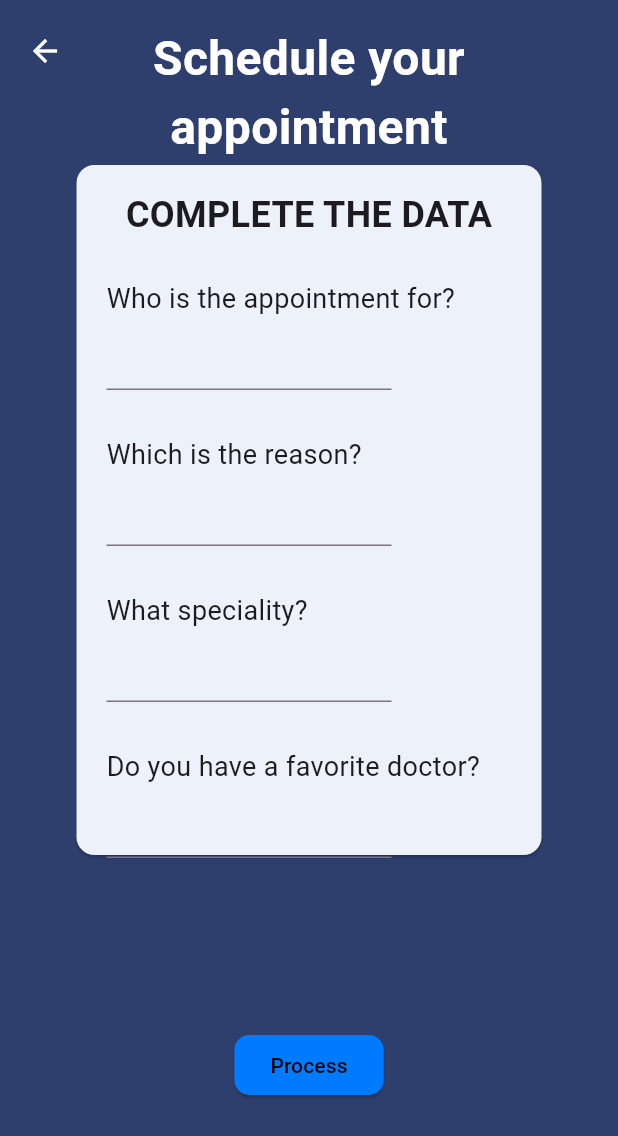
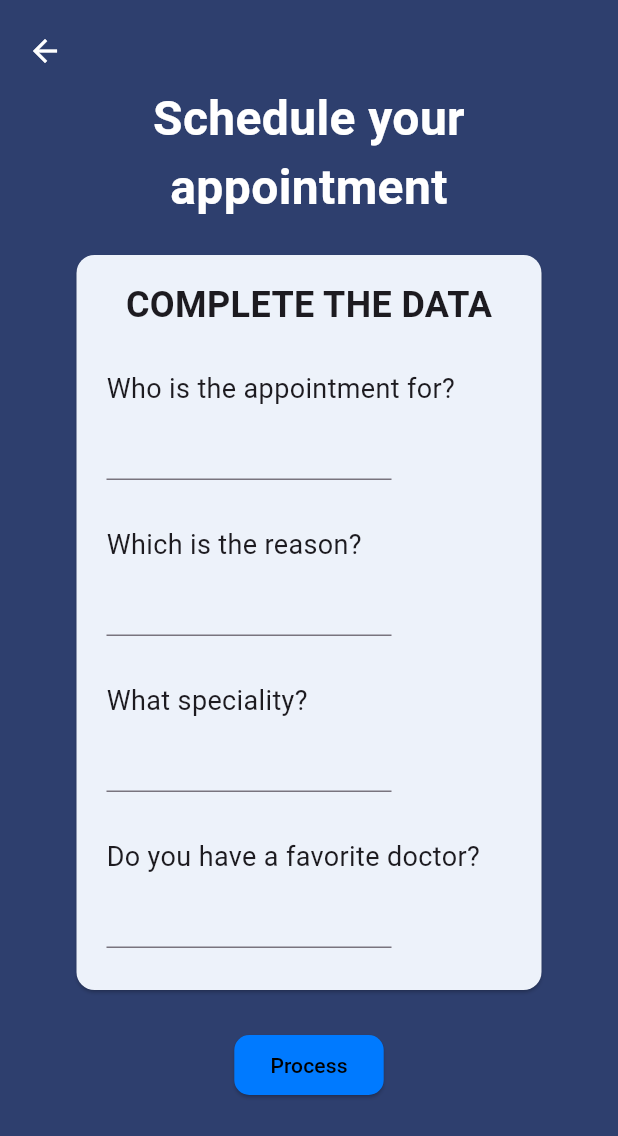
Before and after one commit to MedSolutions-SW65/MedSystemFlutter, a Flutter app: the screen it shows after launch, after a tap on "Schedule an appointment", on a phone screen of 412 x 824 dp. Shown: the top 1136 px of the screen. Run offline on Flutter 3.47's test engine with Material 3 defaults, Android fonts, the phone set to English and light mode, and no system bars; our stand-ins replace flutter_bloc, google_nav_bar, table_calendar; network calls fail.

Commit message:
feat: update pages

```diff
--- a/medsystem_app/lib/data/remote/appointments_service.dart
+++ b/medsystem_app/lib/data/remote/appointments_service.dart
@@ -5,7 +5,7 @@ import 'package:medsystem_app/domain/appointment.dart';
 import 'package:http/http.dart' as http;
 
 class AppointmentsService {
-  final baseUrl = 'http://localhost:8080/api/v1/appointments';
+  final baseUrl = 'http://10.0.2.2:8080/api/v1/appointments';
 
   Future<List<Appointment>> getAppointments() async {
     Uri uri = Uri.parse(baseUrl);
--- a/medsystem_app/lib/presentation/appointments/appointment_page.dart
+++ b/medsystem_app/lib/presentation/appointments/appointment_page.dart
@@ -32,8 +32,7 @@ class _AppointmentPageState extends State<AppointmentPage> {
               crossAxisAlignment: CrossAxisAlignment.stretch,
               children: [
                 Padding(
-                  padding: EdgeInsets.symmetric(
-                      horizontal: 16.0), // Espacio alrededor del título
+                  padding: EdgeInsets.only(top: 50), // Espacio alrededor del título
                   child: Text(
                     'Appointment Search',
                     style: TextStyle(
@@ -68,7 +67,10 @@ class _AppointmentPageState extends State<AppointmentPage> {
                 BlocBuilder<AppointmentsBloc, AppointmentsState>(
                   builder: (context, state) {
                     if (state is AppointmentsLoadingState) {
-                      return const CircularProgressIndicator();
+                      return const Padding(
+                        padding: EdgeInsets.only(top: 100.0),
+                        child: Center(child: CircularProgressIndicator()),
+                      );
                     } else if (state is AppointmentsLoadedState) {
                       if (state.appointments.isEmpty) {
                         return const Padding(
@@ -107,10 +109,14 @@ class _AppointmentPageState extends State<AppointmentPage> {
                         );
                       }
                       return Expanded(
+                        child: Padding(
+                          padding: const EdgeInsets.only(top: 60.0),
                           child: ListView.builder(
                             itemCount: state.appointments.length,
                             itemBuilder: (context, index) {
-                            return Card(
+                              return Padding(
+                                padding: const EdgeInsets.only(top: 8.0),
+                                child: Card(
                                   color: const Color(0xFFEDF2FA),
                                   child: Column(
                                     children: [
@@ -123,20 +129,28 @@ class _AppointmentPageState extends State<AppointmentPage> {
                                       Text(state.appointments[index].specialty),
                                     ],
                                   ),
+                                ),
                               );
                             },
                           ),
+                        ),
                       );
                     } else {
-                      return const Text(
+                      return const Padding(
+                        padding: EdgeInsets.only(top: 100),
+                        child: Center(
+                          child: Text(
                             'Failed to load appointments',
                             style: TextStyle(color: Colors.red, fontSize: 20),
+                          ),
+                        ),
                       );
                     }
                   },
                 ),
                 Padding(
-                  padding: const EdgeInsets.only(bottom: 220, top: 30),
+                  padding: const EdgeInsets.only(top: 100.0, bottom: 300),
+                  child: Center(
                     child: ElevatedButton(
                       onPressed: () {
                         Navigator.push(
@@ -159,6 +173,7 @@ class _AppointmentPageState extends State<AppointmentPage> {
                       ),
                     ),
                   ),
+                ),
               ],
             ),
           ),
--- a/medsystem_app/lib/presentation/appointments/appointment_scheduling_screen.dart
+++ b/medsystem_app/lib/presentation/appointments/appointment_scheduling_screen.dart
@@ -28,8 +28,7 @@ class _AppointmentSchedulingScreenState
                       crossAxisAlignment: CrossAxisAlignment.stretch,
                       children: [
                         Padding(
-                          padding: EdgeInsets.symmetric(
-                              horizontal: 16.0), // Espacio alrededor del título
+                          padding: EdgeInsets.only(top: 40), // Espacio alrededor del título
                           child: Text(
                             'Schedule your',
                             style: TextStyle(
@@ -67,11 +66,11 @@ class _AppointmentSchedulingScreenState
                     ),
                   ),
                   const Padding(
-                    padding: EdgeInsets.only(top: 90.0, bottom: 150),
+                    padding: EdgeInsets.only(top: 150.0),
                     child: Center(
                       child: SizedBox(
                         width: 350,
-                        height: 500,
+                        height: 530,
                         child: Padding(
                           padding: EdgeInsets.all(
                               16.0), // Espacio alrededor de la Card
@@ -151,7 +150,7 @@ class _AppointmentSchedulingScreenState
                                 ),
                                 Padding(
                                   padding: EdgeInsets.only(
-                                      left: 20.0, right: 100.0, bottom: 20),
+                                      left: 20.0, right: 100.0),
                                   child: TextField(),
                                 ),
                               ],
--- a/medsystem_app/lib/presentation/appointments/day_of_the_appointment_screen.dart
+++ b/medsystem_app/lib/presentation/appointments/day_of_the_appointment_screen.dart
@@ -19,7 +19,7 @@ class _DayOfAppointmentScreenState extends State<DayOfAppointmentScreen> {
       backgroundColor: const Color(0xFF2E3F6E),
       body: Stack(children: [
         const Padding(
-          padding: EdgeInsets.only(top: 8.0),
+          padding: EdgeInsets.only(top: 50.0),
           child: Column(
             crossAxisAlignment: CrossAxisAlignment.stretch,
             children: [
@@ -48,7 +48,7 @@ class _DayOfAppointmentScreenState extends State<DayOfAppointmentScreen> {
         Column(
           children: [
             Padding(
-              padding: const EdgeInsets.only(top: 70.0),
+              padding: const EdgeInsets.only(top: 100.0),
               child: Card(
                 color: const Color(0xFFEDF2FA),
                 margin: const EdgeInsets.all(16.0),
@@ -93,7 +93,7 @@ class _DayOfAppointmentScreenState extends State<DayOfAppointmentScreen> {
         Align(
             alignment: Alignment.bottomCenter,
             child: Padding(
-              padding: const EdgeInsets.only(bottom: 120.0),
+              padding: const EdgeInsets.only(bottom: 270.0),
               child: ElevatedButton(
                 onPressed: () {
                   Navigator.push(
```
Also changed, not shown: medsystem_app/lib/presentation/appointments/reserve_summary_screen.dart (+6 -5 lines). Lines whose indentation alone changed are shown as unchanged.
